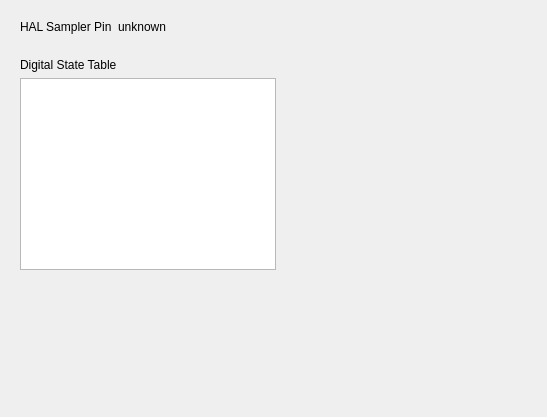
The window that linuxnano/views/DigitalInputEditor.ui (wrightsh/LinuxNano) describes before a commit, drawn with Qt 5.
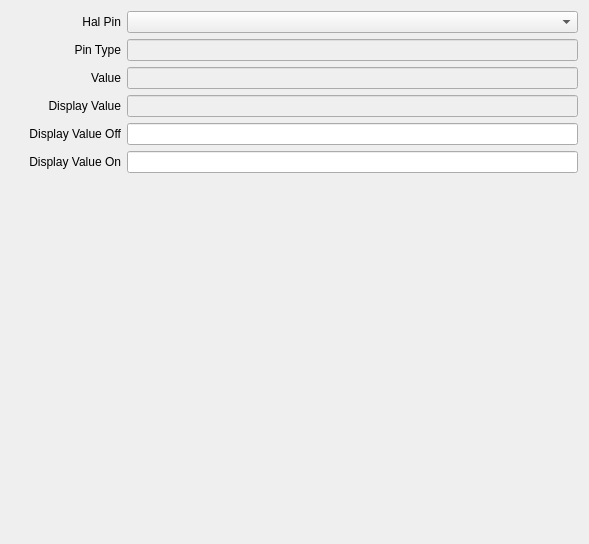
The same window after the commit. Custom widgets are drawn as their Qt base class.

Commit message: changing the devices from a state table to a behavior tree

What changed in the file:
```diff
--- a/linuxnano/views/DigitalInputEditor.ui
+++ b/linuxnano/views/DigitalInputEditor.ui
@@ -6,8 +6,8 @@
    <rect>
     <x>0</x>
     <y>0</y>
-    <width>547</width>
-    <height>417</height>
+    <width>589</width>
+    <height>544</height>
    </rect>
   </property>
   <property name="windowTitle">
@@ -15,59 +15,155 @@
   </property>
   <layout class="QVBoxLayout" name="verticalLayout">
    <item>
-    <widget class="QWidget" name="widget_2" native="true">
      <layout class="QFormLayout" name="formLayout">
       <item row="0" column="0">
-       <widget class="QLabel" name="label_2">
+      <widget class="QLabel" name="label_5">
+       <property name="minimumSize">
+        <size>
+         <width>110</width>
+         <height>0</height>
+        </size>
+       </property>
         <property name="text">
-         <string>HAL Sampler Pin</string>
+        <string>Hal Pin</string>
+       </property>
+       <property name="alignment">
+        <set>Qt::AlignRight|Qt::AlignTrailing|Qt::AlignVCenter</set>
         </property>
        </widget>
       </item>
       <item row="0" column="1">
-       <widget class="QLabel" name="ui_hal_sampler_pin">
-        <property name="text">
-         <string>unknown</string>
-        </property>
-       </widget>
-      </item>
-     </layout>
-    </widget>
-   </item>
-   <item>
-    <widget class="QWidget" name="widget_3" native="true">
-     <layout class="QGridLayout" name="gridLayout">
+      <widget class="QComboBox" name="ui_hal_pin"/>
+     </item>
       <item row="2" column="0">
-       <widget class="DigitalStateTableView" name="ui_state_table">
-        <property name="sizePolicy">
-         <sizepolicy hsizetype="Preferred" vsizetype="MinimumExpanding">
-          <horstretch>0</horstretch>
-          <verstretch>0</verstretch>
-         </sizepolicy>
-        </property>
-       </widget>
-      </item>
-      <item row="2" column="1">
-       <spacer name="horizontalSpacer">
-        <property name="orientation">
-         <enum>Qt::Horizontal</enum>
-        </property>
-        <property name="sizeHint" stdset="0">
-         <size>
-          <width>40</width>
-          <height>20</height>
-         </size>
-        </property>
-       </spacer>
-      </item>
-      <item row="1" column="0">
        <widget class="QLabel" name="label_3">
+       <property name="minimumSize">
+        <size>
+         <width>110</width>
+         <height>0</height>
+        </size>
+       </property>
         <property name="text">
-         <string>Digital State Table</string>
+        <string>Value</string>
+       </property>
+       <property name="alignment">
+        <set>Qt::AlignRight|Qt::AlignTrailing|Qt::AlignVCenter</set>
+       </property>
+      </widget>
+     </item>
+     <item row="2" column="1">
+      <widget class="QLineEdit" name="ui_value">
+       <property name="enabled">
+        <bool>false</bool>
+       </property>
+       <property name="readOnly">
+        <bool>true</bool>
         </property>
        </widget>
       </item>
       <item row="3" column="0">
+      <widget class="QLabel" name="label_4">
+       <property name="minimumSize">
+        <size>
+         <width>110</width>
+         <height>0</height>
+        </size>
+       </property>
+       <property name="text">
+        <string>Display Value</string>
+       </property>
+       <property name="alignment">
+        <set>Qt::AlignRight|Qt::AlignTrailing|Qt::AlignVCenter</set>
+       </property>
+      </widget>
+     </item>
+     <item row="3" column="1">
+      <widget class="QLineEdit" name="ui_display_value">
+       <property name="enabled">
+        <bool>false</bool>
+       </property>
+       <property name="readOnly">
+        <bool>true</bool>
+       </property>
+      </widget>
+     </item>
+     <item row="4" column="0">
+      <widget class="QLabel" name="label">
+       <property name="minimumSize">
+        <size>
+         <width>110</width>
+         <height>0</height>
+        </size>
+       </property>
+       <property name="text">
+        <string>Display Value Off</string>
+       </property>
+       <property name="alignment">
+        <set>Qt::AlignRight|Qt::AlignTrailing|Qt::AlignVCenter</set>
+       </property>
+      </widget>
+     </item>
+     <item row="4" column="1">
+      <widget class="QLineEdit" name="ui_display_value_off">
+       <property name="enabled">
+        <bool>true</bool>
+       </property>
+       <property name="readOnly">
+        <bool>false</bool>
+       </property>
+       <property name="placeholderText">
+        <string/>
+       </property>
+      </widget>
+     </item>
+     <item row="5" column="0">
+      <widget class="QLabel" name="label_2">
+       <property name="minimumSize">
+        <size>
+         <width>110</width>
+         <height>0</height>
+        </size>
+       </property>
+       <property name="text">
+        <string>Display Value On</string>
+       </property>
+       <property name="alignment">
+        <set>Qt::AlignRight|Qt::AlignTrailing|Qt::AlignVCenter</set>
+       </property>
+      </widget>
+     </item>
+     <item row="5" column="1">
+      <widget class="QLineEdit" name="ui_display_value_on"/>
+     </item>
+     <item row="1" column="0">
+      <widget class="QLabel" name="label_6">
+       <property name="minimumSize">
+        <size>
+         <width>110</width>
+         <height>0</height>
+        </size>
+       </property>
+       <property name="text">
+        <string>Pin Type</string>
+       </property>
+       <property name="alignment">
+        <set>Qt::AlignRight|Qt::AlignTrailing|Qt::AlignVCenter</set>
+       </property>
+      </widget>
+     </item>
+     <item row="1" column="1">
+      <widget class="QLineEdit" name="ui_hal_pin_type">
+       <property name="enabled">
+        <bool>false</bool>
+       </property>
+       <property name="readOnly">
+        <bool>true</bool>
+       </property>
+      </widget>
+     </item>
+    </layout>
+   </item>
+   <item>
        <spacer name="verticalSpacer">
         <property name="orientation">
          <enum>Qt::Vertical</enum>
@@ -82,16 +178,6 @@
       </item>
      </layout>
     </widget>
-   </item>
-  </layout>
- </widget>
- <customwidgets>
-  <customwidget>
-   <class>DigitalStateTableView</class>
-   <extends>QTableView</extends>
-   <header>linuxnano/views/widgets/state_table_views</header>
-  </customwidget>
- </customwidgets>
  <resources/>
  <connections/>
 </ui>
```
Lines whose indentation alone changed are shown as unchanged. The commit also changes 22 other files.
